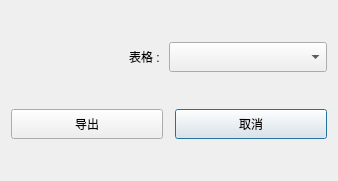
Above: OutputDataDialog.ui from SnowInSum/WageCalculation before the change. Below: the same form after it.
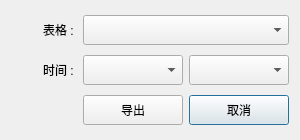
That is the form after the change.

What changed in the file:
```diff
--- a/OutputDataDialog.ui
+++ b/OutputDataDialog.ui
@@ -6,19 +6,41 @@
    <rect>
     <x>0</x>
     <y>0</y>
-    <width>338</width>
-    <height>181</height>
+    <width>300</width>
+    <height>140</height>
    </rect>
   </property>
+  <property name="minimumSize">
+   <size>
+    <width>300</width>
+    <height>140</height>
+   </size>
+  </property>
+  <property name="maximumSize">
+   <size>
+    <width>300</width>
+    <height>140</height>
+   </size>
+  </property>
   <property name="windowTitle">
    <string>Dialog</string>
   </property>
-  <layout class="QGridLayout" name="gridLayout" rowstretch="1,1" columnstretch="1,0,1" rowminimumheight="1,1" columnminimumwidth="1,0,1">
+  <layout class="QGridLayout" name="gridLayout" rowstretch="1,1,0" columnstretch="1,0,1" rowminimumheight="1,1,0" columnminimumwidth="1,0,1">
+   <item row="1" column="2">
+    <widget class="QComboBox" name="box_moonth">
+     <property name="minimumSize">
+      <size>
+       <width>50</width>
+       <height>30</height>
+      </size>
+     </property>
+    </widget>
+   </item>
    <item row="0" column="0">
     <widget class="QLabel" name="zlabel_1">
      <property name="minimumSize">
       <size>
-       <width>100</width>
+       <width>40</width>
        <height>30</height>
       </size>
      </property>
@@ -30,17 +52,7 @@
      </property>
     </widget>
    </item>
-   <item row="0" column="1" colspan="2">
-    <widget class="QComboBox" name="comboBox">
-     <property name="minimumSize">
-      <size>
-       <width>100</width>
-       <height>30</height>
-      </size>
-     </property>
-    </widget>
-   </item>
-   <item row="1" column="2">
+   <item row="2" column="2">
     <widget class="QPushButton" name="but_cal">
      <property name="minimumSize">
       <size>
@@ -53,7 +65,43 @@
      </property>
     </widget>
    </item>
+   <item row="0" column="1" colspan="2">
+    <widget class="QComboBox" name="box_tables">
+     <property name="minimumSize">
+      <size>
+       <width>100</width>
+       <height>30</height>
+      </size>
+     </property>
+    </widget>
+   </item>
+   <item row="1" column="1">
+    <widget class="QComboBox" name="box_year">
+     <property name="minimumSize">
+      <size>
+       <width>50</width>
+       <height>30</height>
+      </size>
+     </property>
+    </widget>
+   </item>
    <item row="1" column="0">
+    <widget class="QLabel" name="zlabel_2">
+     <property name="minimumSize">
+      <size>
+       <width>40</width>
+       <height>30</height>
+      </size>
+     </property>
+     <property name="text">
+      <string>时间 : </string>
+     </property>
+     <property name="alignment">
+      <set>Qt::AlignRight|Qt::AlignTrailing|Qt::AlignVCenter</set>
+     </property>
+    </widget>
+   </item>
+   <item row="2" column="1">
     <widget class="QPushButton" name="but_output">
      <property name="minimumSize">
       <size>
```
